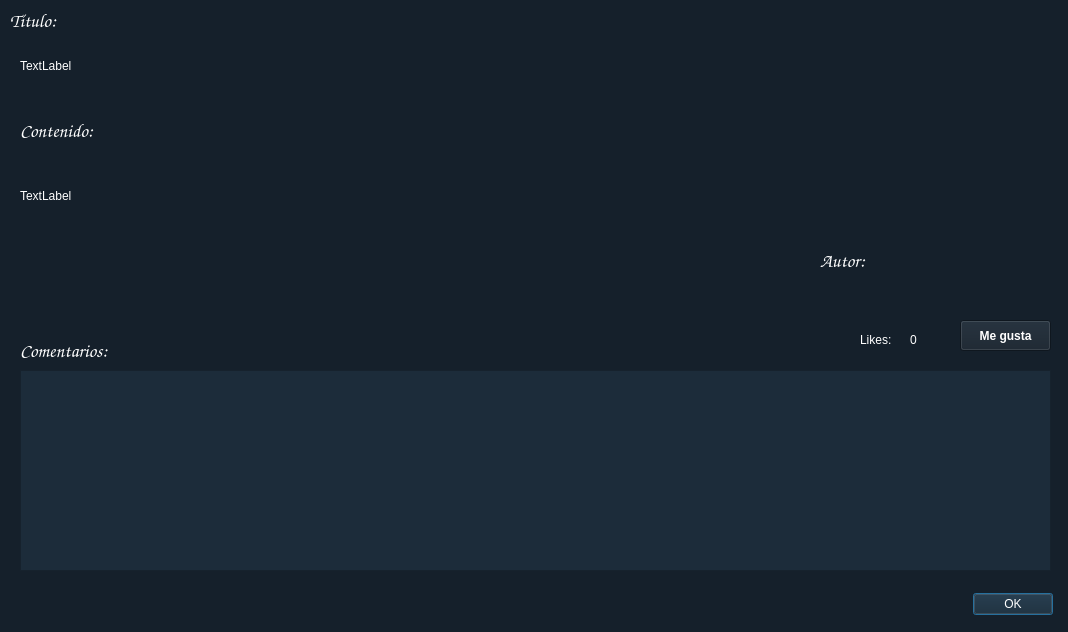
Above: hitagget/viewpost.ui from Lossani/CC31_U201720651_U201920080_U201921200_U201920273 before the change. Below: the same form after it.
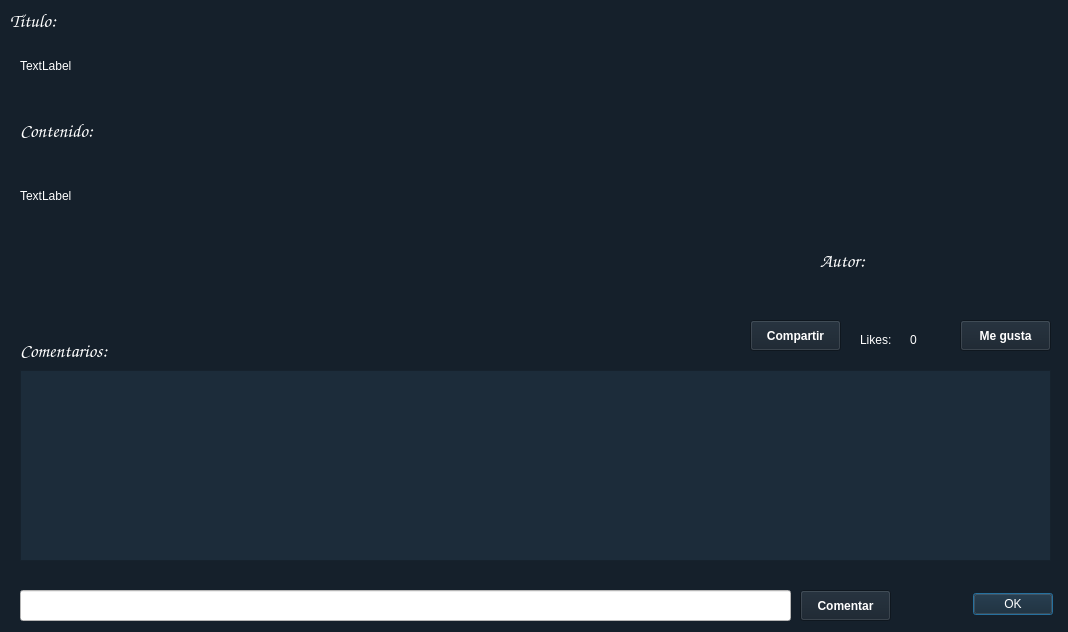
That is the form after the change.

The edit to the form file:
```diff
--- a/hitagget/viewpost.ui
+++ b/hitagget/viewpost.ui
@@ -106,7 +106,7 @@
      <x>20</x>
      <y>370</y>
      <width>1031</width>
-     <height>201</height>
+     <height>191</height>
     </rect>
    </property>
    <property name="styleSheet">
@@ -227,6 +227,64 @@
     <string/>
    </property>
   </widget>
+  <widget class="QPushButton" name="btnShare">
+   <property name="geometry">
+    <rect>
+     <x>750</x>
+     <y>320</y>
+     <width>91</width>
+     <height>31</height>
+    </rect>
+   </property>
+   <property name="font">
+    <font>
+     <weight>75</weight>
+     <bold>true</bold>
+    </font>
+   </property>
+   <property name="styleSheet">
+    <string notr="true"/>
+   </property>
+   <property name="text">
+    <string>Compartir</string>
+   </property>
+  </widget>
+  <widget class="QPushButton" name="btnComment">
+   <property name="geometry">
+    <rect>
+     <x>800</x>
+     <y>590</y>
+     <width>91</width>
+     <height>31</height>
+    </rect>
+   </property>
+   <property name="font">
+    <font>
+     <weight>75</weight>
+     <bold>true</bold>
+    </font>
+   </property>
+   <property name="styleSheet">
+    <string notr="true"/>
+   </property>
+   <property name="text">
+    <string>Comentar</string>
+   </property>
+  </widget>
+  <widget class="QLineEdit" name="txtNewCommentContent">
+   <property name="geometry">
+    <rect>
+     <x>20</x>
+     <y>590</y>
+     <width>771</width>
+     <height>31</height>
+    </rect>
+   </property>
+   <property name="styleSheet">
+    <string notr="true">color: black;
+background-color: white;</string>
+   </property>
+  </widget>
  </widget>
  <resources/>
  <connections/>
```
